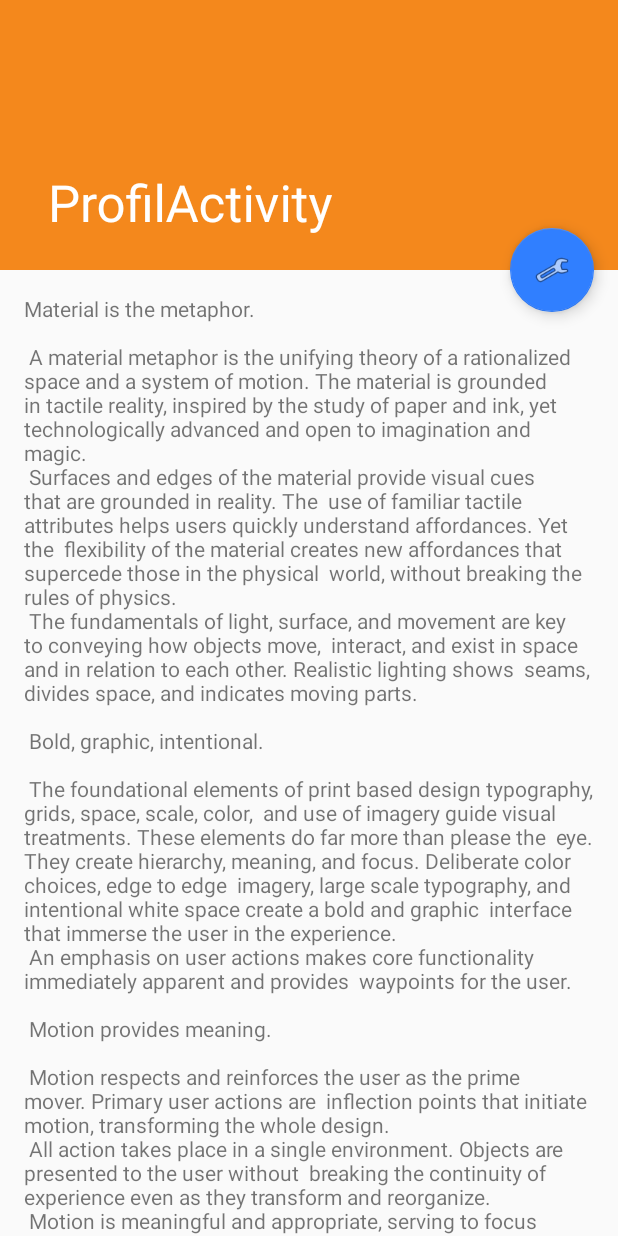
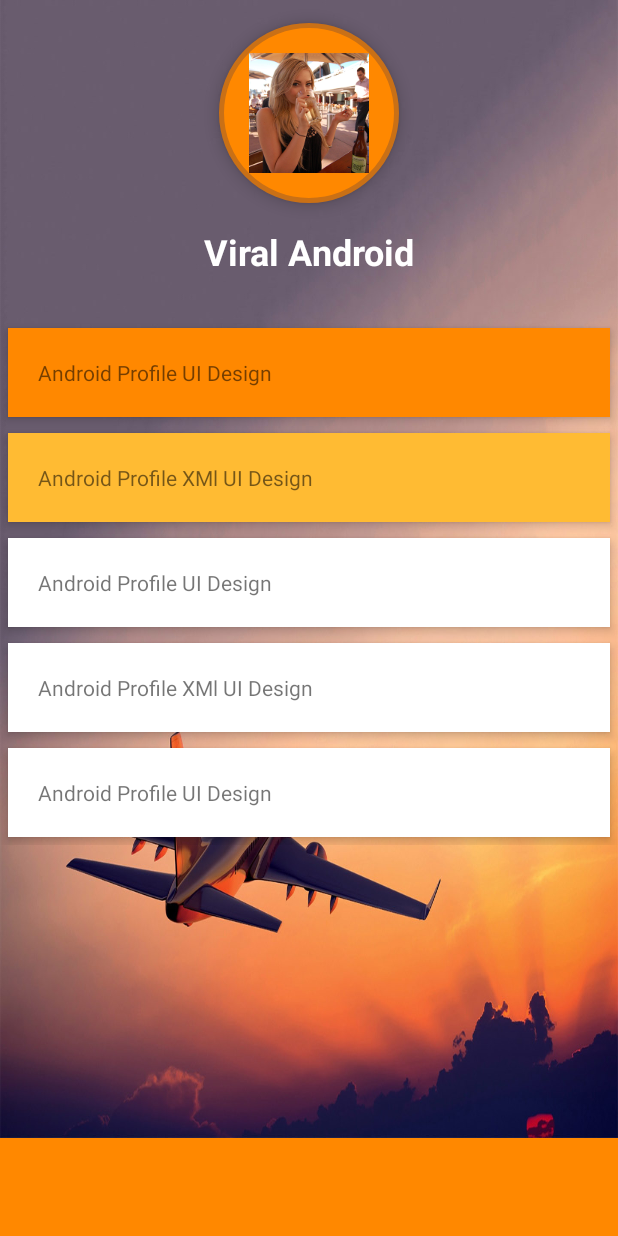
Before and after one commit to BeeGuide/Android, an Android app: the ProfilActivity screen opened directly, with no data from a screen before it, on a phone screen of 412 x 824 dp. Run offline under Robolectric (Android 15) with nearby library versions, the phone set to English and light mode, and no system bars.

Commit message:
Prodil activity MAJ profil, bug barre du haut

```diff
--- a/app/src/main/java/fr/beeguide/beeguide/ProfilActivity.kt
+++ b/app/src/main/java/fr/beeguide/beeguide/ProfilActivity.kt
@@ -12,13 +12,14 @@ class ProfilActivity : AppCompatActivity() {
     override fun onCreate(savedInstanceState: Bundle?) {
         super.onCreate(savedInstanceState)
         setContentView(R.layout.activity_profil)
-        val toolbar = findViewById(R.id.toolbar) as Toolbar
-        setSupportActionBar(toolbar)
 
-        val fab = findViewById(R.id.fab) as FloatingActionButton
+
+        /*val toolbar = findViewById(R.id.toolbar) as Toolbar
+        setSupportActionBar(toolbar)*/
+
+        /*val fab = findViewById(R.id.fab) as FloatingActionButton
         fab.setOnClickListener { view ->
-            Snackbar.make(view, "Profil", Snackbar.LENGTH_LONG)
-                    .setAction("Action", null).show()
-        }
+            finish()
+        }*/
     }
 }
--- /dev/null
+++ b/app/src/main/res/drawable/profile_circular_border_imageview.xml
@@ -0,0 +1,14 @@
+<?xml version="1.0" encoding="utf-8"?>
+<shape xmlns:android="http://schemas.android.com/apk/res/android"
+    android:shape="rectangle">
+    <corners android:radius="100dp" />
+    <solid android:color="@android:color/holo_orange_dark" />
+    <stroke
+        android:width="3dip"
+        android:color="@color/colorPrimary" />
+    <padding
+        android:bottom="4dp"
+        android:left="4dp"
+        android:right="4dp"
+        android:top="4dp" />
+</shape>
--- a/app/src/main/res/layout/activity_profil.xml
+++ b/app/src/main/res/layout/activity_profil.xml
@@ -1,46 +1,126 @@
 <?xml version="1.0" encoding="utf-8"?>
-<android.support.design.widget.CoordinatorLayout xmlns:android="http://schemas.android.com/apk/res/android"
-    xmlns:app="http://schemas.android.com/apk/res-auto"
-    xmlns:tools="http://schemas.android.com/tools"
+<ScrollView xmlns:android="http://schemas.android.com/apk/res/android"
+
     android:layout_width="match_parent"
     android:layout_height="match_parent"
-    android:fitsSystemWindows="true"
-    tools:context="fr.beeguide.beeguide.ProfilActivity">
+    android:background="@android:color/holo_orange_dark">
 
-    <android.support.design.widget.AppBarLayout
-        android:id="@+id/app_bar"
+    <RelativeLayout
         android:layout_width="match_parent"
-        android:layout_height="@dimen/app_bar_height"
-        android:fitsSystemWindows="true"
-        android:theme="@style/AppTheme.AppBarOverlay">
+        android:layout_height="match_parent"
+        android:background="@drawable/plane">
 
-        <android.support.design.widget.CollapsingToolbarLayout
-            android:id="@+id/toolbar_layout"
+        <ImageButton
+            android:id="@+id/user_profile_photo"
+            android:layout_width="120dp"
+            android:layout_height="120dp"
+            android:layout_below="@+id/header_cover_image"
+            android:layout_centerHorizontal="true"
+            android:layout_marginTop="-60dp"
+            android:background="@drawable/profile_circular_border_imageview"
+            android:elevation="5dp"
+            android:padding="20dp"
+            android:scaleType="centerCrop"
+            android:src="@drawable/solange" />
+
+
+        <LinearLayout
+            android:layout_width="fill_parent"
+            android:layout_height="wrap_content"
+            android:layout_below="@+id/profile_layout"
+            android:layout_marginTop="5dp"
+            android:orientation="vertical">
+
+            <TextView
+                android:layout_width="fill_parent"
+                android:layout_height="wrap_content"
+                android:layout_margin="5dp"
+                android:background="@android:color/holo_orange_dark"
+                android:clickable="true"
+                android:elevation="4dp"
+                android:padding="20dp"
+                android:text="Android Profile UI Design" />
+
+            <TextView
+                android:layout_width="fill_parent"
+                android:layout_height="wrap_content"
+                android:layout_margin="5dp"
+                android:layout_marginBottom="3dp"
+                android:layout_marginTop="3dp"
+                android:background="@android:color/holo_orange_light"
+                android:clickable="true"
+                android:elevation="4dp"
+                android:padding="20dp"
+                android:text="Android Profile XMl UI Design" />
+
+            <TextView
+                android:layout_width="fill_parent"
+                android:layout_height="wrap_content"
+                android:layout_margin="5dp"
+                android:background="#fff"
+                android:clickable="true"
+                android:elevation="4dp"
+                android:padding="20dp"
+                android:text="Android Profile UI Design" />
+
+            <TextView
+                android:layout_width="fill_parent"
+                android:layout_height="wrap_content"
+                android:layout_margin="5dp"
+                android:layout_marginBottom="3dp"
+                android:layout_marginTop="3dp"
+                android:background="#fff"
+                android:clickable="true"
+                android:elevation="4dp"
+                android:padding="20dp"
+                android:text="Android Profile XMl UI Design" />
+
+            <TextView
+                android:layout_width="fill_parent"
+                android:layout_height="wrap_content"
+                android:layout_margin="5dp"
+                android:background="#fff"
+                android:clickable="true"
+                android:elevation="4dp"
+                android:padding="20dp"
+                android:text="Android Profile UI Design" />
+        </LinearLayout>
+
+        <RelativeLayout
+            android:id="@+id/profile_layout"
             android:layout_width="match_parent"
-            android:layout_height="match_parent"
-            android:fitsSystemWindows="true"
-            app:contentScrim="?attr/colorPrimary"
-            app:layout_scrollFlags="scroll|exitUntilCollapsed">
+            android:layout_height="wrap_content"
+            android:background="@android:color/transparent"
+            android:elevation="4dp"
+            android:paddingBottom="24dp"
+            android:layout_below="@+id/header_cover_image"
+            android:layout_alignParentLeft="true"
+            android:layout_alignParentStart="true">
 
-            <android.support.v7.widget.Toolbar
-                android:id="@+id/toolbar"
-                android:layout_width="match_parent"
-                android:layout_height="?attr/actionBarSize"
-                app:layout_collapseMode="pin"
-                app:popupTheme="@style/AppTheme.PopupOverlay" />
 
-        </android.support.design.widget.CollapsingToolbarLayout>
-    </android.support.design.widget.AppBarLayout>
 
-    <include layout="@layout/content_profil" />
 
-    <android.support.design.widget.FloatingActionButton
-        android:id="@+id/fab"
-        android:layout_width="wrap_content"
-        android:layout_height="wrap_content"
-        android:layout_margin="@dimen/fab_margin"
-        app:layout_anchor="@id/app_bar"
-        app:layout_anchorGravity="bottom|end"
-        app:srcCompat="@android:drawable/ic_menu_manage" />
+            <TextView
+                android:id="@+id/user_profile_name"
+                android:layout_width="wrap_content"
+                android:layout_height="wrap_content"
+                android:layout_centerHorizontal="true"
+                android:layout_marginTop="76dp"
+                android:text="Viral Android"
+                android:textColor="#fff"
+                android:textSize="24sp"
+                android:textStyle="bold" />
 
-</android.support.design.widget.CoordinatorLayout>
+        </RelativeLayout>
+
+        <ImageView
+            android:id="@+id/header_cover_image"
+            android:layout_width="match_parent"
+            android:scaleType="centerCrop"
+            android:src="@android:color/transparent"
+            android:layout_alignParentTop="true"
+            android:layout_alignParentLeft="true"
+            android:layout_alignParentStart="true"
+            android:layout_height="75dp" />
+    </RelativeLayout>
+</ScrollView>
--- a/app/src/main/res/layout/content_profil.xml
+++ /dev/null
@@ -1,17 +0,0 @@
-<?xml version="1.0" encoding="utf-8"?>
-<android.support.v4.widget.NestedScrollView xmlns:android="http://schemas.android.com/apk/res/android"
-    xmlns:app="http://schemas.android.com/apk/res-auto"
-    xmlns:tools="http://schemas.android.com/tools"
-    android:layout_width="match_parent"
-    android:layout_height="match_parent"
-    app:layout_behavior="@string/appbar_scrolling_view_behavior"
-    tools:context="fr.beeguide.beeguide.ProfilActivity"
-    tools:showIn="@layout/activity_profil">
-
-    <TextView
-        android:layout_width="wrap_content"
-        android:layout_height="wrap_content"
-        android:layout_margin="@dimen/text_margin"
-        android:text="@string/large_text" />
-
-</android.support.v4.widget.NestedScrollView>
--- a/app/src/main/res/values/colors.xml
+++ b/app/src/main/res/values/colors.xml
@@ -1,6 +1,6 @@
 <?xml version="1.0" encoding="utf-8"?>
 <resources>
-    <color name="colorPrimary">#f4881c</color>
+    <color name="colorPrimary">#c97016</color>
     <color name="colorPrimaryDark">#c97016</color>
     <color name="colorAccent">#307fff</color>
     <color name="colorCommunism">#CC0000</color>
```
